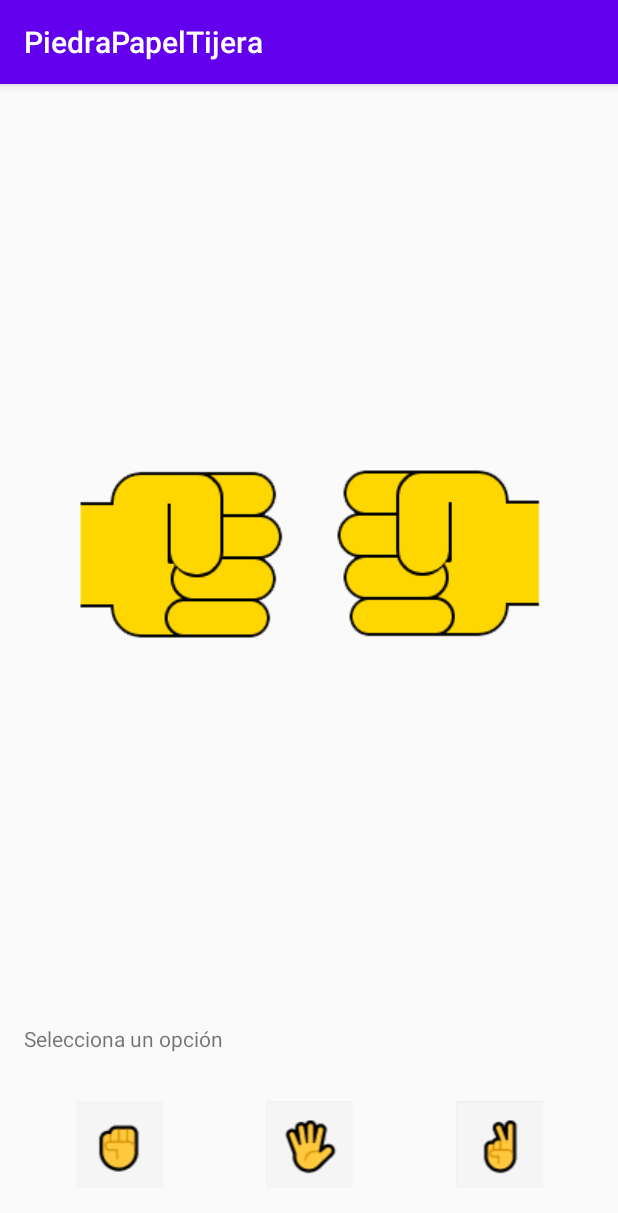
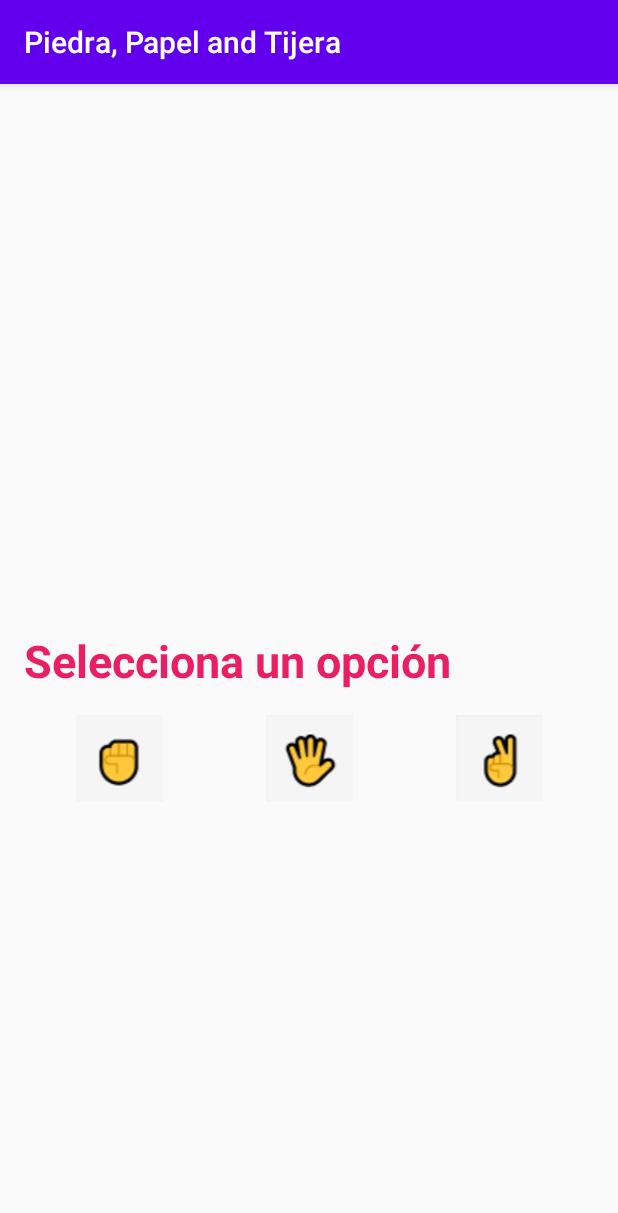
Before and after one commit to jcarloshg/AndroidStudio_PiedraPapelTijera, an Android app: the screen it shows after launch (MainActivity), on a phone screen of 412 x 824 dp. Shown: the top 1213 px of the screen. Run offline under Robolectric (Android 15) with nearby library versions, the phone set to English and light mode, and no system bars.

Commit message:
first commit

```diff
--- a/app/src/main/res/layout/activity_main.xml
+++ b/app/src/main/res/layout/activity_main.xml
@@ -12,11 +12,12 @@
         android:layout_height="wrap_content"
         android:layout_marginStart="16dp"
         android:layout_marginEnd="16dp"
-        android:layout_marginBottom="16dp"
         android:orientation="horizontal"
         app:layout_constraintBottom_toBottomOf="parent"
         app:layout_constraintEnd_toEndOf="parent"
-        app:layout_constraintStart_toStartOf="parent">
+        app:layout_constraintStart_toStartOf="parent"
+        app:layout_constraintTop_toBottomOf="@+id/textView3"
+        app:layout_constraintVertical_bias="0.0">
 
         <ImageView
             android:id="@+id/btn_piedra"
@@ -49,35 +50,13 @@
         android:layout_height="wrap_content"
         android:layout_marginStart="16dp"
         android:layout_marginEnd="16dp"
-        android:layout_marginBottom="16dp"
         android:text="Selecciona un opción"
-        app:layout_constraintBottom_toTopOf="@+id/linearLayout"
-        app:layout_constraintEnd_toEndOf="parent"
-        app:layout_constraintStart_toStartOf="parent" />
-
-    <LinearLayout
-        android:layout_width="wrap_content"
-        android:layout_height="wrap_content"
-        android:layout_margin="16dp"
-        android:orientation="horizontal"
-        app:layout_constraintBottom_toTopOf="@+id/textView3"
+        android:textColor="#E91E63"
+        android:textSize="30sp"
+        android:textStyle="bold"
+        app:layout_constraintBottom_toBottomOf="parent"
         app:layout_constraintEnd_toEndOf="parent"
         app:layout_constraintStart_toStartOf="parent"
-        app:layout_constraintTop_toTopOf="parent">
-
-        <ImageView
-            android:id="@+id/imageView2"
-            android:layout_width="wrap_content"
-            android:layout_height="wrap_content"
-            android:layout_margin="16dp"
-            app:srcCompat="@drawable/hand1" />
-
-        <ImageView
-            android:id="@+id/imageView3"
-            android:layout_width="wrap_content"
-            android:layout_height="wrap_content"
-            android:layout_margin="16dp"
-            app:srcCompat="@drawable/hand2" />
-    </LinearLayout>
+        app:layout_constraintTop_toTopOf="parent" />
 
 </androidx.constraintlayout.widget.ConstraintLayout>
--- a/app/src/main/res/layout/activity_resultado.xml
+++ b/app/src/main/res/layout/activity_resultado.xml
@@ -7,6 +7,7 @@
     tools:context=".Resultado">
 
     <LinearLayout
+        android:id="@+id/linearLayout3"
         android:layout_width="wrap_content"
         android:layout_height="wrap_content"
         android:layout_margin="16dp"
@@ -14,7 +15,7 @@
         app:layout_constraintBottom_toBottomOf="parent"
         app:layout_constraintEnd_toEndOf="parent"
         app:layout_constraintStart_toStartOf="parent"
-        app:layout_constraintTop_toBottomOf="@+id/textView_state_game">
+        app:layout_constraintTop_toTopOf="parent">
 
         <ImageView
             android:id="@+id/imgV_contrincante"
@@ -36,11 +37,13 @@
         android:layout_width="wrap_content"
         android:layout_height="wrap_content"
         android:layout_marginStart="16dp"
-        android:layout_marginTop="16dp"
+        android:layout_marginTop="61dp"
         android:layout_marginEnd="16dp"
         android:text="[RESULTADO]"
-        android:textSize="18sp"
+        android:textColor="#9C27B0"
+        android:textSize="36sp"
+        app:layout_constraintBottom_toBottomOf="parent"
         app:layout_constraintEnd_toEndOf="parent"
         app:layout_constraintStart_toStartOf="parent"
-        app:layout_constraintTop_toTopOf="parent" />
+        app:layout_constraintTop_toTopOf="@+id/linearLayout3" />
 </androidx.constraintlayout.widget.ConstraintLayout>
--- a/app/src/main/res/values/strings.xml
+++ b/app/src/main/res/values/strings.xml
@@ -1,3 +1,3 @@
 <resources>
-    <string name="app_name">PiedraPapelTijera</string>
+    <string name="app_name">Piedra, Papel and Tijera</string>
 </resources>
```
